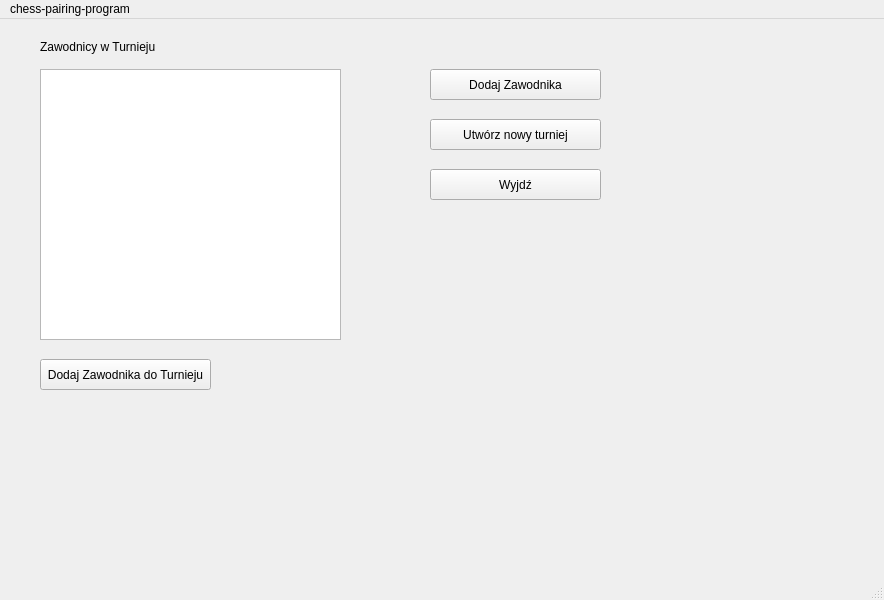
This is chess_pairing_program/mainwindow.ui in szachiszta/chess-pairing-program as Qt 5 draws it before an edit. The edited form follows.
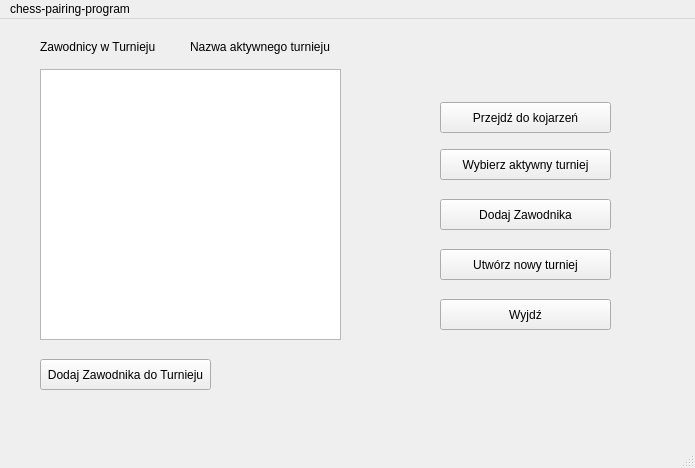
This is the edited form.

Diff of the .ui file:
```diff
--- a/chess_pairing_program/mainwindow.ui
+++ b/chess_pairing_program/mainwindow.ui
@@ -6,8 +6,8 @@
    <rect>
     <x>0</x>
     <y>0</y>
-    <width>884</width>
-    <height>600</height>
+    <width>695</width>
+    <height>468</height>
    </rect>
   </property>
   <property name="windowTitle">
@@ -17,8 +17,8 @@
    <widget class="QPushButton" name="pushButton">
     <property name="geometry">
      <rect>
-      <x>430</x>
-      <y>50</y>
+      <x>440</x>
+      <y>180</y>
       <width>171</width>
       <height>31</height>
      </rect>
@@ -30,8 +30,8 @@
    <widget class="QPushButton" name="pushButton_2">
     <property name="geometry">
      <rect>
-      <x>430</x>
-      <y>100</y>
+      <x>440</x>
+      <y>230</y>
       <width>171</width>
       <height>31</height>
      </rect>
@@ -43,8 +43,8 @@
    <widget class="QPushButton" name="pushButton_3">
     <property name="geometry">
      <rect>
-      <x>430</x>
-      <y>150</y>
+      <x>440</x>
+      <y>280</y>
       <width>171</width>
       <height>31</height>
      </rect>
@@ -89,13 +89,52 @@
      <string>Zawodnicy w Turnieju</string>
     </property>
    </widget>
+   <widget class="QPushButton" name="btn_active_tournament">
+    <property name="geometry">
+     <rect>
+      <x>440</x>
+      <y>130</y>
+      <width>171</width>
+      <height>31</height>
+     </rect>
+    </property>
+    <property name="text">
+     <string>Wybierz aktywny turniej</string>
+    </property>
+   </widget>
+   <widget class="QPushButton" name="btn_pairings">
+    <property name="geometry">
+     <rect>
+      <x>440</x>
+      <y>83</y>
+      <width>171</width>
+      <height>31</height>
+     </rect>
+    </property>
+    <property name="text">
+     <string>Przejdź do kojarzeń</string>
+    </property>
+   </widget>
+   <widget class="QLabel" name="label_active_tournament">
+    <property name="geometry">
+     <rect>
+      <x>190</x>
+      <y>20</y>
+      <width>151</width>
+      <height>16</height>
+     </rect>
+    </property>
+    <property name="text">
+     <string>Nazwa aktywnego turnieju</string>
+    </property>
+   </widget>
   </widget>
   <widget class="QMenuBar" name="menubar">
    <property name="geometry">
     <rect>
      <x>0</x>
      <y>0</y>
-     <width>884</width>
+     <width>695</width>
      <height>21</height>
     </rect>
    </property>
```
